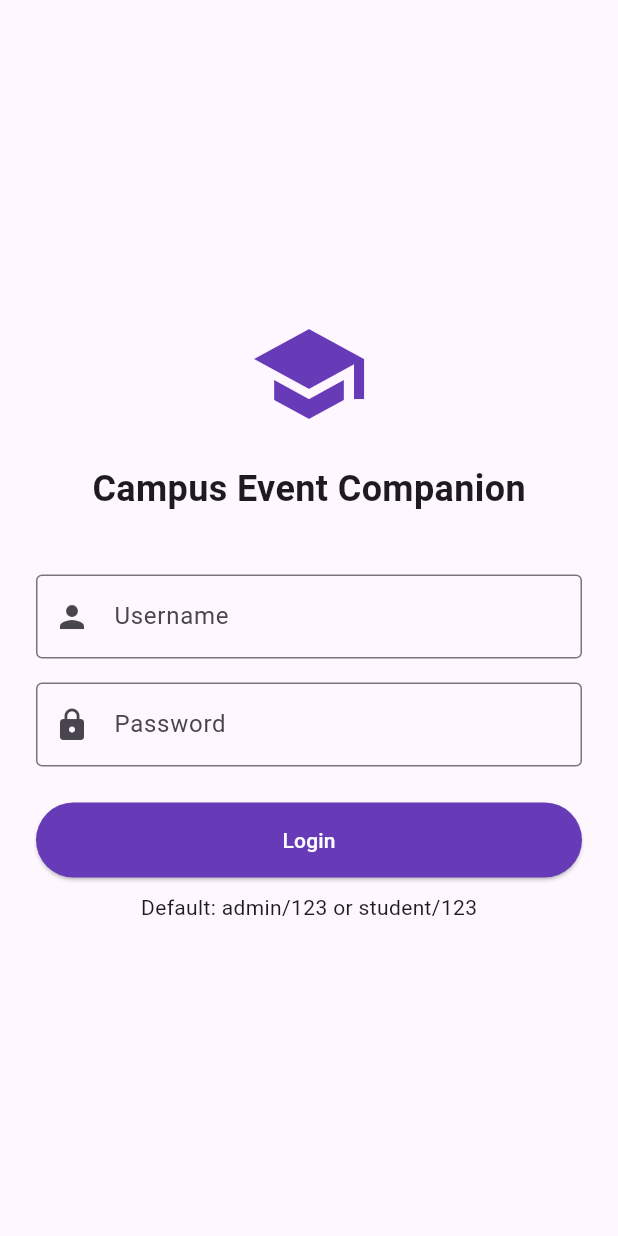
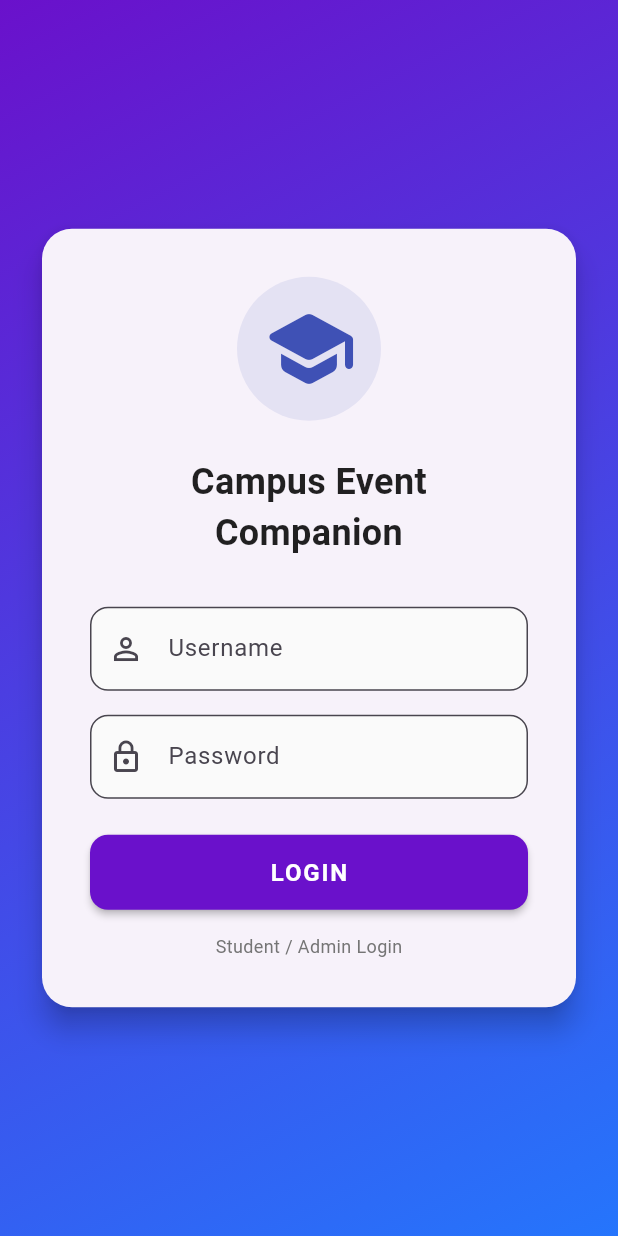
Before and after one commit to Muhammad-Bilal-03/campus_event_companion, a Flutter app: the screen it shows after launch, on a phone screen of 412 x 824 dp. Run offline on Flutter 3.47's test engine with Material 3 defaults, Android fonts, the light colour scheme and no system bars; our stand-ins replace hive, hive_flutter; accounts and stored records are empty.

Commit message:
UI Upgrade: Implemented Modern Gradient Login Screen

```diff
--- a/lib/screens/login_screen.dart
+++ b/lib/screens/login_screen.dart
@@ -27,9 +27,13 @@ class _LoginScreenState extends State<LoginScreen> {
           MaterialPageRoute(builder: (_) => const HomeScreen()),
         );
       } else {
-        ScaffoldMessenger.of(
-          context,
-        ).showSnackBar(const SnackBar(content: Text('Invalid credentials')));
+        ScaffoldMessenger.of(context).showSnackBar(
+          const SnackBar(
+            content: Text('Invalid credentials'),
+            backgroundColor: Colors.redAccent,
+            behavior: SnackBarBehavior.floating,
+          ),
+        );
       }
     }
   }
@@ -37,42 +41,81 @@ class _LoginScreenState extends State<LoginScreen> {
   @override
   Widget build(BuildContext context) {
     return Scaffold(
-      body: Center(
+      body: Container(
+        decoration: const BoxDecoration(
+          gradient: LinearGradient(
+            begin: Alignment.topLeft,
+            end: Alignment.bottomRight,
+            colors: [Color(0xFF6A11CB), Color(0xFF2575FC)],
+          ),
+        ),
+        child: Center(
+          child: SingleChildScrollView(
+            padding: const EdgeInsets.all(24.0),
+            child: Card(
+              elevation: 8,
+              shape: RoundedRectangleBorder(
+                borderRadius: BorderRadius.circular(20),
+              ),
               child: Padding(
-          padding: const EdgeInsets.all(24.0),
+                padding: const EdgeInsets.all(32.0),
                 child: Form(
                   key: _formKey,
                   child: Column(
-              mainAxisAlignment: MainAxisAlignment.center,
+                    mainAxisSize: MainAxisSize.min,
                     children: [
-                const Icon(Icons.school, size: 80, color: Colors.deepPurple),
-                const SizedBox(height: 20),
+                      Container(
+                        padding: const EdgeInsets.all(16),
+                        decoration: BoxDecoration(
+                          color: Colors.indigo.withOpacity(0.1),
+                          shape: BoxShape.circle,
+                        ),
+                        child: const Icon(
+                          Icons.school_rounded,
+                          size: 64,
+                          color: Colors.indigo,
+                        ),
+                      ),
+                      const SizedBox(height: 24),
                       const Text(
-                  'Campus Event Companion',
-                  style: TextStyle(fontSize: 24, fontWeight: FontWeight.bold),
+                        'Campus Event\nCompanion',
+                        textAlign: TextAlign.center,
+                        style: TextStyle(
+                          fontSize: 24,
+                          fontWeight: FontWeight.bold,
+                          color: Colors.black87,
                         ),
-                const SizedBox(height: 40),
+                      ),
+                      const SizedBox(height: 32),
                       TextFormField(
                         controller: _usernameController,
-                  decoration: const InputDecoration(
+                        decoration: InputDecoration(
                           labelText: 'Username',
-                    border: OutlineInputBorder(),
-                    prefixIcon: Icon(Icons.person),
+                          prefixIcon: const Icon(Icons.person_outline),
+                          border: OutlineInputBorder(
+                            borderRadius: BorderRadius.circular(12),
+                          ),
+                          filled: true,
+                          fillColor: Colors.grey[50],
                         ),
                         validator: (value) =>
-                      value!.isEmpty ? 'Please enter username' : null,
+                            value!.isEmpty ? 'Required' : null,
                       ),
                       const SizedBox(height: 16),
                       TextFormField(
                         controller: _passwordController,
-                  decoration: const InputDecoration(
+                        obscureText: true,
+                        decoration: InputDecoration(
                           labelText: 'Password',
-                    border: OutlineInputBorder(),
-                    prefixIcon: Icon(Icons.lock),
+                          prefixIcon: const Icon(Icons.lock_outline),
+                          border: OutlineInputBorder(
+                            borderRadius: BorderRadius.circular(12),
                           ),
-                  obscureText: true,
+                          filled: true,
+                          fillColor: Colors.grey[50],
+                        ),
                         validator: (value) =>
-                      value!.isEmpty ? 'Please enter password' : null,
+                            value!.isEmpty ? 'Required' : null,
                       ),
                       const SizedBox(height: 24),
                       SizedBox(
@@ -81,15 +124,32 @@ class _LoginScreenState extends State<LoginScreen> {
                         child: ElevatedButton(
                           onPressed: _login,
                           style: ElevatedButton.styleFrom(
-                      backgroundColor: Colors.deepPurple,
+                            backgroundColor: const Color(0xFF6A11CB),
                             foregroundColor: Colors.white,
+                            shape: RoundedRectangleBorder(
+                              borderRadius: BorderRadius.circular(12),
                             ),
-                    child: const Text('Login'),
+                            elevation: 2,
+                          ),
+                          child: const Text(
+                            'LOGIN',
+                            style: TextStyle(
+                              fontSize: 16,
+                              fontWeight: FontWeight.bold,
+                              letterSpacing: 1.2,
                             ),
                           ),
-                const SizedBox(height: 10),
-                const Text('Default: admin/123 or student/123'),
+                        ),
+                      ),
+                      const SizedBox(height: 16),
+                      Text(
+                        'Student / Admin Login',
+                        style: TextStyle(color: Colors.grey[600], fontSize: 12),
+                      ),
                     ],
+                  ),
+                ),
+              ),
             ),
           ),
         ),
```
Lines whose indentation alone changed are shown as unchanged.
